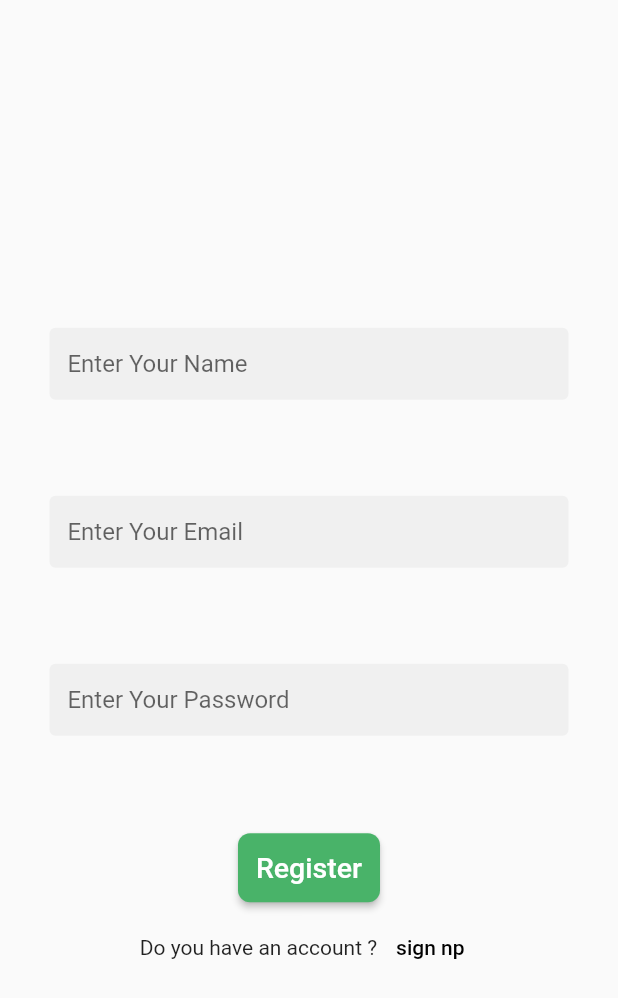
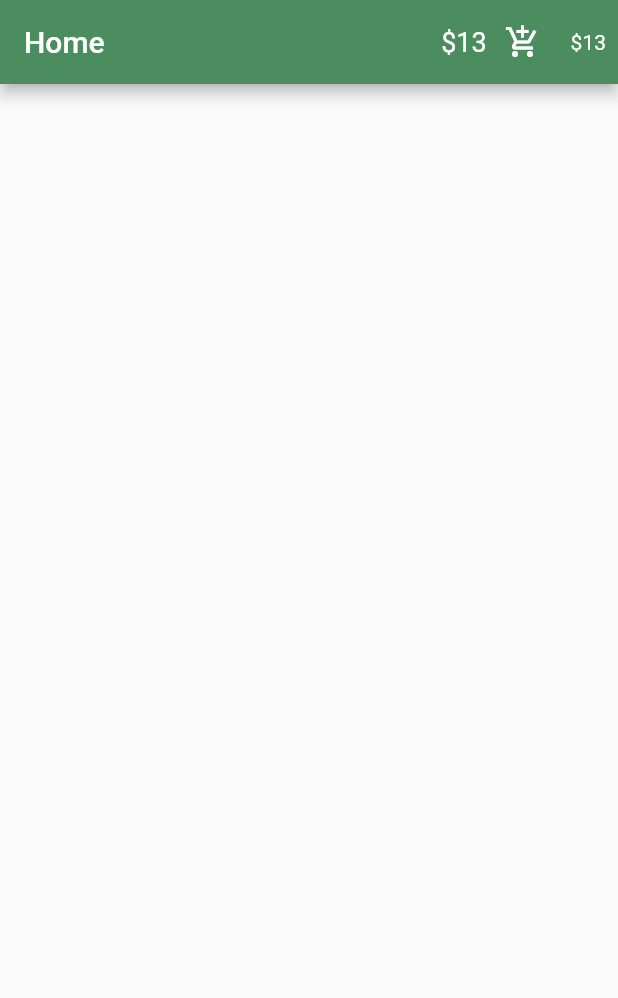
Before and after one commit to Baaav/e-commerce-2, a Flutter app: the screen it shows after launch, on a phone screen of 412 x 824 dp. Shown: the top 998 px of the screen. Run offline on Flutter 3.47's test engine with Material 2 defaults, Android fonts, the phone set to English and light mode, and no system bars.

Commit message:
create home page and appbar

```diff
--- a/lib/main.dart
+++ b/lib/main.dart
@@ -1,3 +1,4 @@
+import 'package:ecommerce_2/pages/home.dart';
 import 'package:ecommerce_2/pages/login.dart';
 import 'package:ecommerce_2/pages/rigister.dart';
 import 'package:flutter/material.dart';
@@ -13,7 +14,7 @@ class MyApp extends StatelessWidget {
   Widget build(BuildContext context) {
     return MaterialApp(
       debugShowCheckedModeBanner: false,
-      home: Rigister(),
+      home: Home(),
     );
   }
 }
--- /dev/null
+++ b/lib/pages/home.dart
@@ -0,0 +1,31 @@
+import 'package:ecommerce_2/shared/constants.dart';
+import 'package:flutter/material.dart';
+
+class Home extends StatelessWidget {
+  const Home({super.key});
+
+  @override
+  Widget build(BuildContext context) {
+    return Scaffold(
+      appBar: AppBar(
+        backgroundColor: appbarGreen,
+        title: Text("Home"),
+        actions: [
+          Row(
+            children: [
+              Text(
+                "\$13",
+                style: TextStyle(fontSize: 18),
+              ),
+              IconButton(onPressed: () {}, icon: Icon(Icons.add_shopping_cart)),
+              Padding(
+                padding: const EdgeInsets.all(8.0),
+                child: Text("\$13"),
+              )
+            ],
+          ),
+        ],
+      ),
+    );
+  }
+}
--- a/lib/pages/login.dart
+++ b/lib/pages/login.dart
@@ -58,7 +58,7 @@ class Login extends StatelessWidget {
                     Text("Do not have an account ? "),
                     TextButton(
                       onPressed: () {
-                        Navigator.push(
+                        Navigator.pushReplacement(
                             context,
                             MaterialPageRoute(
                                 builder: (context) => const Rigister()));
--- a/lib/pages/rigister.dart
+++ b/lib/pages/rigister.dart
@@ -68,7 +68,7 @@ class Rigister extends StatelessWidget {
                     Text("Do you have an account ? "),
                     TextButton(
                       onPressed: () {
-                        Navigator.push(
+                        Navigator.pushReplacement(
                             context,
                             MaterialPageRoute(
                                 builder: (context) => const Login()));
```
